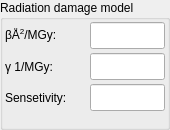
First picture: the form in BlissFramework/Bricks/widgets/ui_files/Qt4_radiation_damage_model_widget_layout.ui, repository mxcube/mxcubeqt, before the edit.
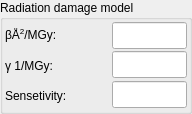
Second picture: the form after the edit.

```diff
--- a/BlissFramework/Bricks/widgets/ui_files/Qt4_radiation_damage_model_widget_layout.ui
+++ b/BlissFramework/Bricks/widgets/ui_files/Qt4_radiation_damage_model_widget_layout.ui
@@ -6,8 +6,8 @@
    <rect>
     <x>0</x>
     <y>0</y>
-    <width>170</width>
-    <height>130</height>
+    <width>192</width>
+    <height>109</height>
    </rect>
   </property>
   <property name="windowTitle">
@@ -25,24 +25,14 @@
      <property name="title">
       <string>Radiation damage model</string>
      </property>
-     <layout class="QHBoxLayout">
-      <property name="spacing">
-       <number>2</number>
-      </property>
+     <layout class="QGridLayout" name="gridLayout">
       <property name="margin">
        <number>2</number>
       </property>
-      <item>
-       <layout class="QHBoxLayout">
         <property name="spacing">
          <number>2</number>
         </property>
-        <item>
-         <layout class="QVBoxLayout">
-          <property name="spacing">
-           <number>4</number>
-          </property>
-          <item>
+      <item row="0" column="0">
            <widget class="QLabel" name="beta_over_gray_label">
             <property name="minimumSize">
              <size>
@@ -58,7 +48,23 @@
             </property>
            </widget>
           </item>
-          <item>
+      <item row="0" column="1">
+       <widget class="QLineEdit" name="beta_over_gray_ledit">
+        <property name="minimumSize">
+         <size>
+          <width>75</width>
+          <height>27</height>
+         </size>
+        </property>
+        <property name="maximumSize">
+         <size>
+          <width>75</width>
+          <height>27</height>
+         </size>
+        </property>
+       </widget>
+      </item>
+      <item row="1" column="0" rowspan="2">
            <widget class="QLabel" name="gamma_over_gray_label">
             <property name="minimumSize">
              <size>
@@ -74,59 +80,7 @@
             </property>
            </widget>
           </item>
-          <item>
-           <widget class="QLabel" name="sensetivity_label">
-            <property name="minimumSize">
-             <size>
-              <width>0</width>
-              <height>27</height>
-             </size>
-            </property>
-            <property name="text">
-             <string>Sensetivity:</string>
-            </property>
-            <property name="wordWrap">
-             <bool>false</bool>
-            </property>
-           </widget>
-          </item>
-          <item>
-           <spacer name="verticalSpacer_2">
-            <property name="orientation">
-             <enum>Qt::Vertical</enum>
-            </property>
-            <property name="sizeHint" stdset="0">
-             <size>
-              <width>20</width>
-              <height>40</height>
-             </size>
-            </property>
-           </spacer>
-          </item>
-         </layout>
-        </item>
-        <item>
-         <layout class="QVBoxLayout">
-          <property name="spacing">
-           <number>4</number>
-          </property>
-          <item>
-           <widget class="QLineEdit" name="beta_over_gray_ledit">
-            <property name="minimumSize">
-             <size>
-              <width>75</width>
-              <height>27</height>
-             </size>
-            </property>
-            <property name="maximumSize">
-             <size>
-              <width>50</width>
-              <height>32767</height>
-             </size>
-            </property>
-           </widget>
-          </item>
-          <item>
+      <item row="1" column="1">
            <widget class="QLineEdit" name="gamma_over_gray_ledit">
             <property name="minimumSize">
              <size>
@@ -136,13 +90,13 @@
             </property>
             <property name="maximumSize">
              <size>
-              <width>50</width>
-              <height>32767</height>
+          <width>75</width>
+          <height>27</height>
              </size>
             </property>
            </widget>
           </item>
-          <item>
+      <item row="2" column="1" rowspan="2">
            <widget class="QLineEdit" name="sensetivity_ledit">
             <property name="minimumSize">
              <size>
@@ -152,28 +106,27 @@
             </property>
             <property name="maximumSize">
              <size>
-              <width>50</width>
-              <height>32767</height>
+          <width>75</width>
+          <height>27</height>
              </size>
             </property>
            </widget>
           </item>
-          <item>
-           <spacer name="verticalSpacer">
-            <property name="orientation">
-             <enum>Qt::Vertical</enum>
-            </property>
-            <property name="sizeHint" stdset="0">
+      <item row="3" column="0">
+       <widget class="QLabel" name="sensetivity_label">
+        <property name="minimumSize">
              <size>
-              <width>20</width>
-              <height>40</height>
-             </size>
-            </property>
-           </spacer>
-          </item>
-         </layout>
-        </item>
-       </layout>
+          <width>0</width>
+          <height>27</height>
+         </size>
+        </property>
+        <property name="text">
+         <string>Sensetivity:</string>
+        </property>
+        <property name="wordWrap">
+         <bool>false</bool>
+        </property>
+       </widget>
       </item>
      </layout>
     </widget>
```
Lines whose indentation alone changed are shown as unchanged.
